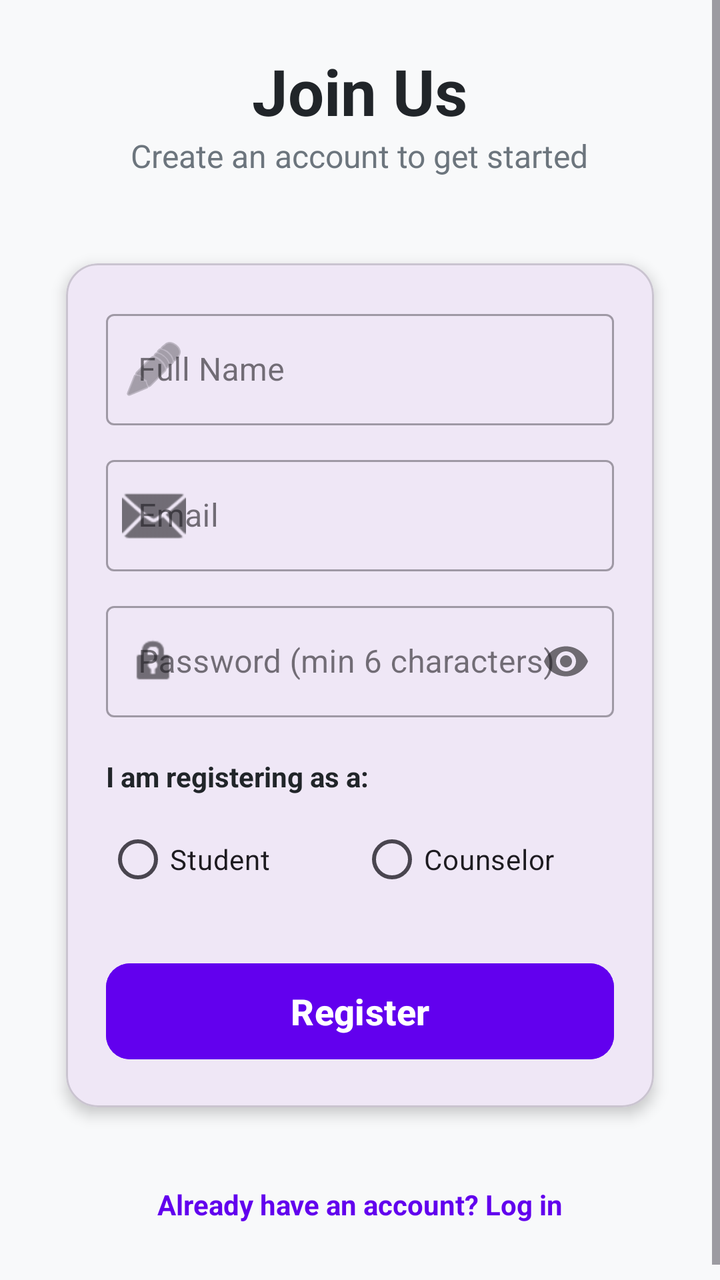
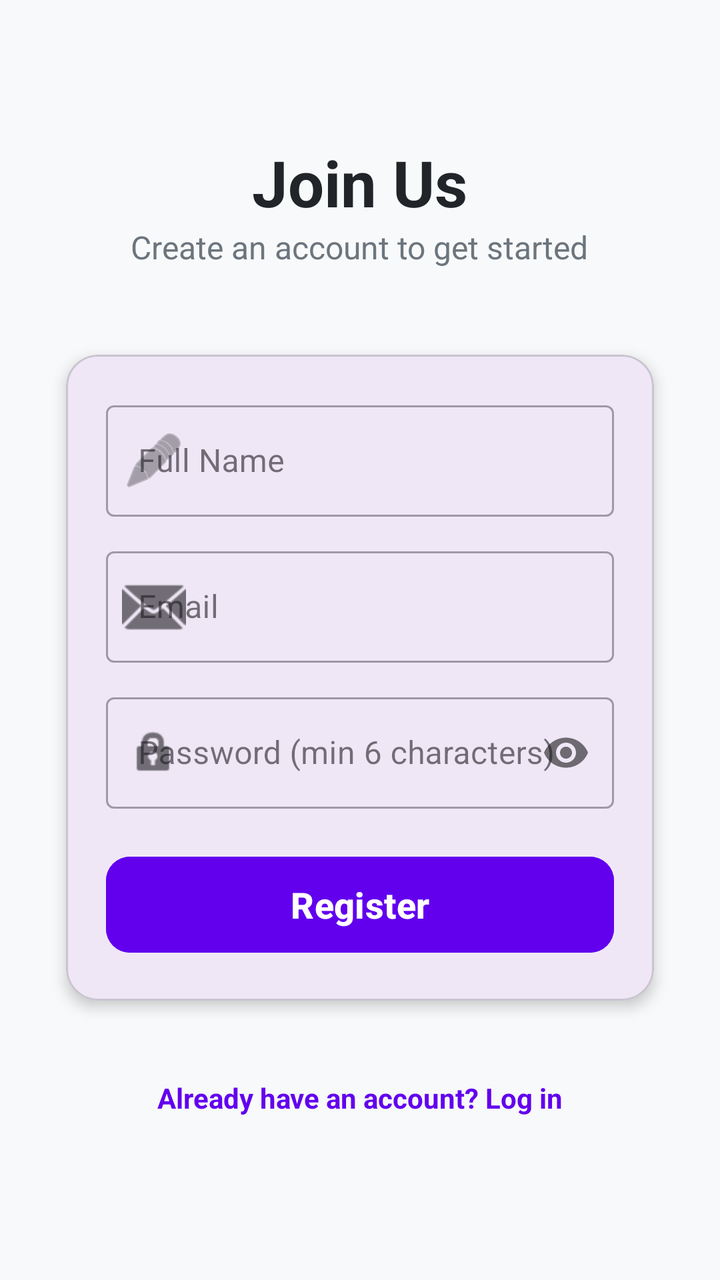

The first picture is an Android layout as it rendered before a commit; the second is the same layout after the commit. The layout source and the unified diff follow.
<!-- AndroidManifest.xml: application theme Theme.CounsellingApp -->
<!-- res/layout/activity_register.xml -->
<?xml version="1.0" encoding="utf-8"?>
<androidx.constraintlayout.widget.ConstraintLayout xmlns:android="http://schemas.android.com/apk/res/android"
    xmlns:app="http://schemas.android.com/apk/res-auto"
    android:layout_width="match_parent"
    android:layout_height="match_parent"
    android:background="#F8F9FA">

    <ScrollView
        android:layout_width="match_parent"
        android:layout_height="wrap_content"
        app:layout_constraintBottom_toBottomOf="parent"
        app:layout_constraintTop_toTopOf="parent">

        <LinearLayout
            android:layout_width="match_parent"
            android:layout_height="wrap_content"
            android:gravity="center_horizontal"
            android:orientation="vertical"
            android:padding="24dp">

            
            <TextView
                android:layout_width="wrap_content"
                android:layout_height="wrap_content"
                android:text="Join Us"
                android:textColor="#212529"
                android:textSize="32sp"
                android:textStyle="bold" />

            <TextView
                android:layout_width="wrap_content"
                android:layout_height="wrap_content"
                android:layout_marginBottom="32dp"
                android:text="Create an account to get started"
                android:textColor="#6C757D"
                android:textSize="16sp" />

            
            <com.google.android.material.card.MaterialCardView
                android:layout_width="match_parent"
                android:layout_height="wrap_content"
                app:cardCornerRadius="16dp"
                app:cardElevation="4dp"
                app:cardUseCompatPadding="true">

                <LinearLayout
                    android:layout_width="match_parent"
                    android:layout_height="wrap_content"
                    android:orientation="vertical"
                    android:padding="20dp">

                    
                    <com.google.android.material.textfield.TextInputLayout
                        style="@style/Widget.MaterialComponents.TextInputLayout.OutlinedBox"
                        android:layout_width="match_parent"
                        android:layout_height="wrap_content"
                        android:layout_marginBottom="12dp"
                        android:hint="Full Name"
                        app:startIconDrawable="@android:drawable/ic_menu_edit">

                        <com.google.android.material.textfield.TextInputEditText
                            android:id="@+id/etName"
                            android:layout_width="match_parent"
                            android:layout_height="wrap_content"
                            android:inputType="textPersonName" />
                    </com.google.android.material.textfield.TextInputLayout>

                    
                    <com.google.android.material.textfield.TextInputLayout
                        style="@style/Widget.MaterialComponents.TextInputLayout.OutlinedBox"
                        android:layout_width="match_parent"
                        android:layout_height="wrap_content"
                        android:layout_marginBottom="12dp"
                        android:hint="Email"
                        app:startIconDrawable="@android:drawable/ic_dialog_email">

                        <com.google.android.material.textfield.TextInputEditText
                            android:id="@+id/etEmail"
                            android:layout_width="match_parent"
                            android:layout_height="wrap_content"
                            android:inputType="textEmailAddress" />
                    </com.google.android.material.textfield.TextInputLayout>

                    
                    <com.google.android.material.textfield.TextInputLayout
                        style="@style/Widget.MaterialComponents.TextInputLayout.OutlinedBox"
                        android:layout_width="match_parent"
                        android:layout_height="wrap_content"
                        android:layout_marginBottom="20dp"
                        android:hint="Password (min 6 characters)"
                        app:passwordToggleEnabled="true"
                        app:startIconDrawable="@android:drawable/ic_lock_idle_lock">

                        <com.google.android.material.textfield.TextInputEditText
                            android:id="@+id/etPassword"
                            android:layout_width="match_parent"
                            android:layout_height="wrap_content"
                            android:inputType="textPassword" />
                    </com.google.android.material.textfield.TextInputLayout>

                    
                    <TextView
                        android:layout_width="wrap_content"
                        android:layout_height="wrap_content"
                        android:text="I am registering as a:"
                        android:textColor="#212529"
                        android:textSize="14sp"
                        android:layout_marginBottom="8dp"
                        android:textStyle="bold" />

                    <RadioGroup
                        android:id="@+id/rgRole"
                        android:layout_width="match_parent"
                        android:layout_height="wrap_content"
                        android:orientation="horizontal"
                        android:layout_marginBottom="24dp">

                        <RadioButton
                            android:id="@+id/rbStudent"
                            android:layout_width="0dp"
                            android:layout_height="wrap_content"
                            android:layout_weight="1"
                            android:text="Student"
                            android:buttonTint="#6200EE"/>

                        <RadioButton
                            android:id="@+id/rbCounselor"
                            android:layout_width="0dp"
                            android:layout_height="wrap_content"
                            android:layout_weight="1"
                            android:text="Counselor"
                            android:buttonTint="#6200EE"/>
                    </RadioGroup>

                    
                    <com.google.android.material.button.MaterialButton
                        android:id="@+id/btnRegister"
                        android:layout_width="match_parent"
                        android:layout_height="56dp"
                        android:backgroundTint="#6200EE"
                        android:text="Register"
                        android:textAllCaps="false"
                        android:textSize="18sp"
                        android:textStyle="bold"
                        app:cornerRadius="12dp" />

                </LinearLayout>
            </com.google.android.material.card.MaterialCardView>

            
            <TextView
                android:id="@+id/tvGoToLogin"
                android:layout_width="match_parent"
                android:layout_height="wrap_content"
                android:layout_marginTop="16dp"
                android:background="?attr/selectableItemBackground"
                android:clickable="true"
                android:focusable="true"
                android:gravity="center"
                android:padding="12dp"
                android:text="Already have an account? Log in"
                android:textColor="#6200EE"
                android:textSize="14sp"
                android:textStyle="bold" />

        </LinearLayout>
    </ScrollView>

</androidx.constraintlayout.widget.ConstraintLayout>
<!-- resources referenced by this layout -->
<resources>
  <style name="Theme.CounsellingApp" parent="Base.Theme.CounsellingApp" />
  <style name="Base.Theme.CounsellingApp" parent="Theme.Material3.DayNight.NoActionBar">
          
          
      </style>
</resources>

<!-- the commit's change to res/layout/activity_register.xml (unified diff, before → after) -->
@@ -99,40 +99,6 @@
                     </com.google.android.material.textfield.TextInputLayout>
 
                     
-                    <TextView
-                        android:layout_width="wrap_content"
-                        android:layout_height="wrap_content"
-                        android:text="I am registering as a:"
-                        android:textColor="#212529"
-                        android:textSize="14sp"
-                        android:layout_marginBottom="8dp"
-                        android:textStyle="bold" />
-
-                    <RadioGroup
-                        android:id="@+id/rgRole"
-                        android:layout_width="match_parent"
-                        android:layout_height="wrap_content"
-                        android:orientation="horizontal"
-                        android:layout_marginBottom="24dp">
-
-                        <RadioButton
-                            android:id="@+id/rbStudent"
-                            android:layout_width="0dp"
-                            android:layout_height="wrap_content"
-                            android:layout_weight="1"
-                            android:text="Student"
-                            android:buttonTint="#6200EE"/>
-
-                        <RadioButton
-                            android:id="@+id/rbCounselor"
-                            android:layout_width="0dp"
-                            android:layout_height="wrap_content"
-                            android:layout_weight="1"
-                            android:text="Counselor"
-                            android:buttonTint="#6200EE"/>
-                    </RadioGroup>
-
-                    
                     <com.google.android.material.button.MaterialButton
                         android:id="@+id/btnRegister"
                         android:layout_width="match_parent"
